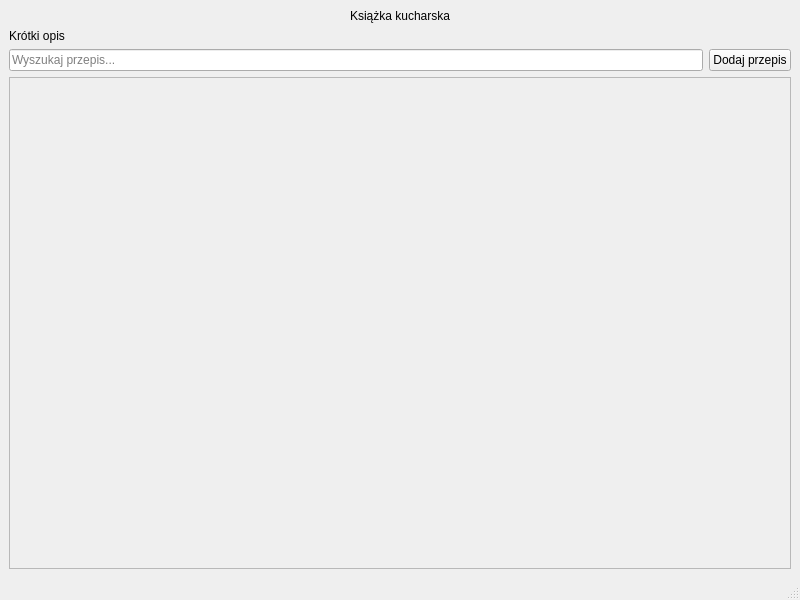
The window that mainwindow.ui (alkolodziej/cook-book) describes before a commit, drawn with Qt 5.
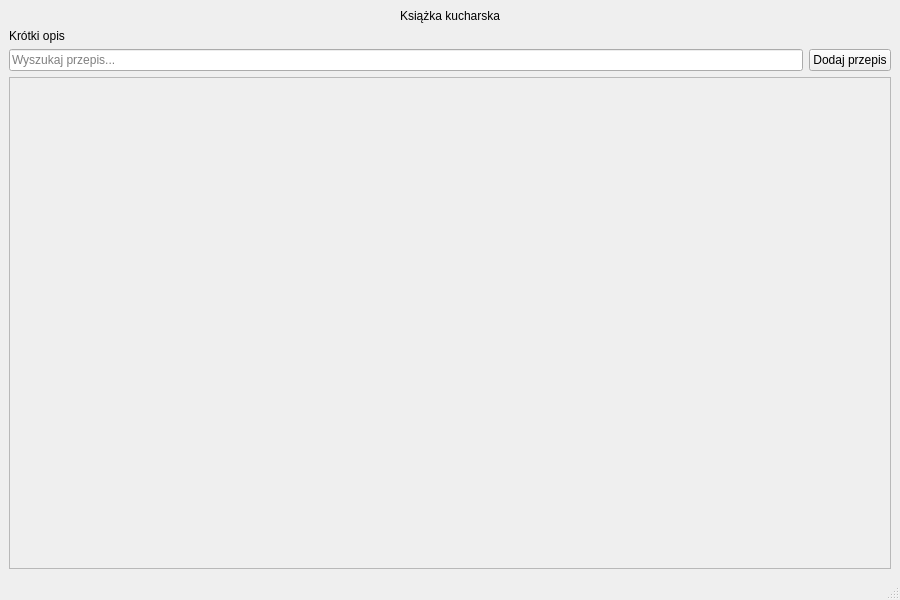
The same window after the commit.

```diff
--- a/mainwindow.ui
+++ b/mainwindow.ui
@@ -6,10 +6,16 @@
    <rect>
     <x>0</x>
     <y>0</y>
-    <width>800</width>
+    <width>900</width>
     <height>600</height>
    </rect>
   </property>
+  <property name="minimumSize">
+   <size>
+    <width>900</width>
+    <height>600</height>
+   </size>
+  </property>
   <property name="windowTitle">
    <string>Książka kucharska</string>
   </property>
@@ -60,7 +66,7 @@
         <rect>
          <x>0</x>
          <y>0</y>
-         <width>780</width>
+         <width>880</width>
          <height>461</height>
         </rect>
        </property>
```
Left out of the diff: 2 changed lines with no effect on the pictures.
